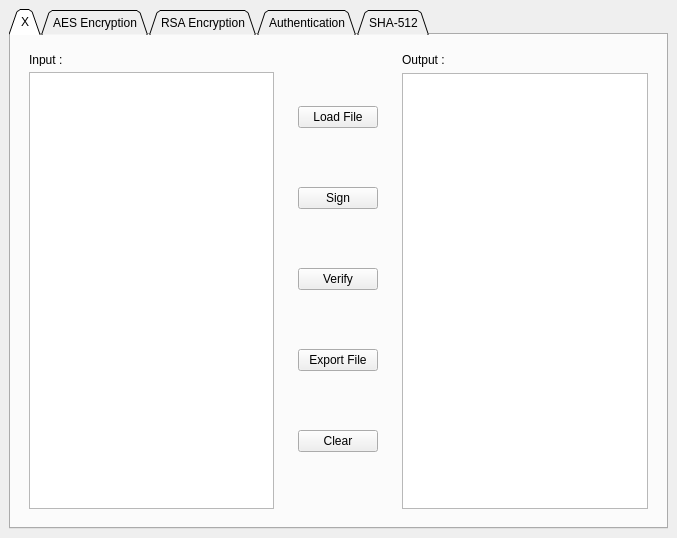
MostafaMonged/Computer_Security_Project, file src/GUI.ui: the form before one commit.
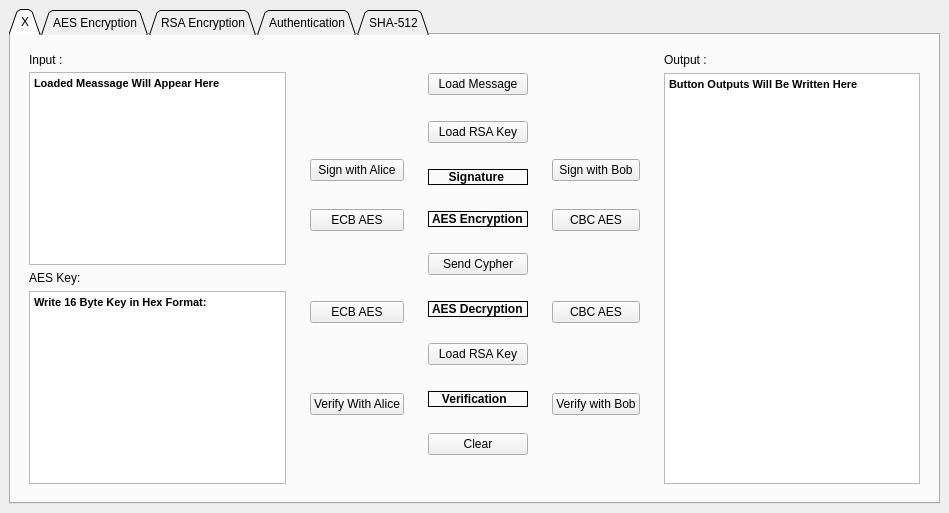
The form after the commit. The open tabs and pages were chosen to show the change.

```diff
--- a/src/GUI.ui
+++ b/src/GUI.ui
@@ -6,17 +6,35 @@
    <rect>
     <x>0</x>
     <y>0</y>
-    <width>677</width>
-    <height>538</height>
+    <width>949</width>
+    <height>510</height>
    </rect>
   </property>
+  <property name="sizePolicy">
+   <sizepolicy hsizetype="Expanding" vsizetype="Expanding">
+    <horstretch>0</horstretch>
+    <verstretch>0</verstretch>
+   </sizepolicy>
+  </property>
   <property name="windowTitle">
    <string>MainWindow</string>
   </property>
   <widget class="QWidget" name="centralwidget">
-   <layout class="QVBoxLayout" name="verticalLayout_8">
-    <item>
+   <property name="sizePolicy">
+    <sizepolicy hsizetype="MinimumExpanding" vsizetype="MinimumExpanding">
+     <horstretch>0</horstretch>
+     <verstretch>0</verstretch>
+    </sizepolicy>
+   </property>
+   <layout class="QGridLayout" name="gridLayout">
+    <item row="0" column="0">
      <widget class="QTabWidget" name="Tab_Widget">
+      <property name="sizePolicy">
+       <sizepolicy hsizetype="Expanding" vsizetype="Expanding">
+        <horstretch>0</horstretch>
+        <verstretch>0</verstretch>
+       </sizepolicy>
+      </property>
       <property name="tabPosition">
        <enum>QTabWidget::North</enum>
       </property>
@@ -69,48 +87,390 @@
 &lt;html&gt;&lt;head&gt;&lt;meta name=&quot;qrichtext&quot; content=&quot;1&quot; /&gt;&lt;style type=&quot;text/css&quot;&gt;
 p, li { white-space: pre-wrap; }
 &lt;/style&gt;&lt;/head&gt;&lt;body style=&quot; font-family:'MS Shell Dlg 2'; font-size:8.25pt; font-weight:400; font-style:normal;&quot;&gt;
-&lt;p style=&quot; margin-top:0px; margin-bottom:0px; margin-left:0px; margin-right:0px; -qt-block-indent:0; text-indent:0px;&quot;&gt;                                                            &lt;/p&gt;
+&lt;p style=&quot; margin-top:0px; margin-bottom:0px; margin-left:0px; margin-right:0px; -qt-block-indent:0; text-indent:0px;&quot;&gt;&lt;span style=&quot; font-weight:600;&quot;&gt;Loaded Meassage Will Appear Here&lt;/span&gt;                                                   &lt;/p&gt;
 &lt;p style=&quot; margin-top:0px; margin-bottom:0px; margin-left:0px; margin-right:0px; -qt-block-indent:0; text-indent:0px;&quot;&gt;                                                            &lt;/p&gt;
 &lt;p style=&quot;-qt-paragraph-type:empty; margin-top:0px; margin-bottom:0px; margin-left:0px; margin-right:0px; -qt-block-indent:0; text-indent:0px;&quot;&gt;&lt;br /&gt;&lt;/p&gt;&lt;/body&gt;&lt;/html&gt;</string>
              </property>
             </widget>
            </item>
+           <item>
+            <widget class="QLabel" name="label_2">
+             <property name="text">
+              <string>AES Key:</string>
+             </property>
+            </widget>
+           </item>
+           <item>
+            <widget class="QTextEdit" name="textEdit_7">
+             <property name="html">
+              <string>&lt;!DOCTYPE HTML PUBLIC &quot;-//W3C//DTD HTML 4.0//EN&quot; &quot;http://www.w3.org/TR/REC-html40/strict.dtd&quot;&gt;
+&lt;html&gt;&lt;head&gt;&lt;meta name=&quot;qrichtext&quot; content=&quot;1&quot; /&gt;&lt;style type=&quot;text/css&quot;&gt;
+p, li { white-space: pre-wrap; }
+&lt;/style&gt;&lt;/head&gt;&lt;body style=&quot; font-family:'MS Shell Dlg 2'; font-size:8.25pt; font-weight:400; font-style:normal;&quot;&gt;
+&lt;p style=&quot; margin-top:0px; margin-bottom:0px; margin-left:0px; margin-right:0px; -qt-block-indent:0; text-indent:0px;&quot;&gt;&lt;span style=&quot; font-weight:600;&quot;&gt;Write 16 Byte Key in Hex Format:&lt;/span&gt;&lt;/p&gt;&lt;/body&gt;&lt;/html&gt;</string>
+             </property>
+            </widget>
+           </item>
+          </layout>
+         </widget>
+        </item>
+        <item>
+         <widget class="QWidget" name="widget_3" native="true">
+          <property name="acceptDrops">
+           <bool>true</bool>
+          </property>
+          <layout class="QVBoxLayout" name="verticalLayout_6">
+           <item>
+            <widget class="QPushButton" name="pushButton_4">
+             <property name="enabled">
+              <bool>false</bool>
+             </property>
+             <property name="styleSheet">
+              <string notr="true">QPushButton {
+    color: rgba(0, 0, 0, 0);
+    background-color: rgba(0, 0, 0, 0);
+    border: 0px;
+}
+</string>
+             </property>
+             <property name="text">
+              <string>PushButton</string>
+             </property>
+            </widget>
+           </item>
+           <item>
+            <widget class="QPushButton" name="pushButton_14">
+             <property name="enabled">
+              <bool>false</bool>
+             </property>
+             <property name="styleSheet">
+              <string notr="true">QPushButton {
+    color: rgba(0, 0, 0, 0);
+    background-color: rgba(0, 0, 0, 0);
+    border: 0px;
+}
+</string>
+             </property>
+             <property name="text">
+              <string>PushButton</string>
+             </property>
+            </widget>
+           </item>
+           <item>
+            <widget class="QPushButton" name="pushButton_10">
+             <property name="text">
+              <string>Sign with Alice</string>
+             </property>
+            </widget>
+           </item>
+           <item>
+            <widget class="QPushButton" name="pushButton_12">
+             <property name="text">
+              <string>ECB AES</string>
+             </property>
+            </widget>
+           </item>
+           <item>
+            <widget class="QPushButton" name="pushButton_2">
+             <property name="enabled">
+              <bool>false</bool>
+             </property>
+             <property name="styleSheet">
+              <string notr="true">QPushButton {
+    color: rgba(0, 0, 0, 0);
+    background-color: rgba(0, 0, 0, 0);
+    border: 0px;
+}
+</string>
+             </property>
+             <property name="text">
+              <string>PushButton</string>
+             </property>
+            </widget>
+           </item>
+           <item>
+            <widget class="QPushButton" name="pushButton_21">
+             <property name="text">
+              <string>ECB AES</string>
+             </property>
+            </widget>
+           </item>
+           <item>
+            <widget class="QPushButton" name="pushButton_24">
+             <property name="enabled">
+              <bool>false</bool>
+             </property>
+             <property name="styleSheet">
+              <string notr="true">QPushButton {
+    color: rgba(0, 0, 0, 0);
+    background-color: rgba(0, 0, 0, 0);
+    border: 0px;
+}
+</string>
+             </property>
+             <property name="text">
+              <string>PushButton</string>
+             </property>
+            </widget>
+           </item>
+           <item>
+            <widget class="QPushButton" name="pushButton_19">
+             <property name="text">
+              <string>Verify With Alice</string>
+             </property>
+            </widget>
+           </item>
+           <item>
+            <widget class="QPushButton" name="pushButton_11">
+             <property name="enabled">
+              <bool>false</bool>
+             </property>
+             <property name="styleSheet">
+              <string notr="true">QPushButton {
+    color: rgba(0, 0, 0, 0);
+    background-color: rgba(0, 0, 0, 0);
+    border: 0px;
+}
+</string>
+             </property>
+             <property name="text">
+              <string>PushButton</string>
+             </property>
+            </widget>
+           </item>
           </layout>
          </widget>
         </item>
         <item>
          <widget class="QWidget" name="Buttons_Widget" native="true">
-          <layout class="QVBoxLayout" name="verticalLayout">
+          <layout class="QVBoxLayout" name="verticalLayout_4">
            <item>
-            <widget class="QPushButton" name="Load_File_Certificate">
+            <widget class="QPushButton" name="LOAD_MSG">
              <property name="text">
-              <string>Load File</string>
+              <string>Load Message</string>
              </property>
             </widget>
            </item>
            <item>
-            <widget class="QPushButton" name="SignRSA">
+            <widget class="QPushButton" name="pushButton_5">
+             <property name="sizePolicy">
+              <sizepolicy hsizetype="Minimum" vsizetype="Fixed">
+               <horstretch>0</horstretch>
+               <verstretch>10</verstretch>
+              </sizepolicy>
+             </property>
              <property name="text">
-              <string>Sign</string>
+              <string>Load RSA Key</string>
              </property>
             </widget>
            </item>
            <item>
-            <widget class="QPushButton" name="VerifyRSA">
+            <widget class="QLabel" name="label_5">
+             <property name="enabled">
+              <bool>true</bool>
+             </property>
+             <property name="sizePolicy">
+              <sizepolicy hsizetype="Minimum" vsizetype="Fixed">
+               <horstretch>0</horstretch>
+               <verstretch>0</verstretch>
+              </sizepolicy>
+             </property>
+             <property name="sizeIncrement">
+              <size>
+               <width>0</width>
+               <height>40</height>
+              </size>
+             </property>
+             <property name="baseSize">
+              <size>
+               <width>0</width>
+               <height>40</height>
+              </size>
+             </property>
+             <property name="font">
+              <font>
+               <pointsize>9</pointsize>
+               <weight>75</weight>
+               <bold>true</bold>
+              </font>
+             </property>
+             <property name="acceptDrops">
+              <bool>false</bool>
+             </property>
+             <property name="styleSheet">
+              <string notr="true"/>
+             </property>
+             <property name="frameShape">
+              <enum>QFrame::Box</enum>
+             </property>
              <property name="text">
-              <string>Verify</string>
+              <string>     Signature</string>
              </property>
             </widget>
            </item>
            <item>
-            <widget class="QPushButton" name="Export_File_Certificate">
+            <widget class="QLabel" name="label_3">
+             <property name="enabled">
+              <bool>true</bool>
+             </property>
+             <property name="sizePolicy">
+              <sizepolicy hsizetype="Fixed" vsizetype="Fixed">
+               <horstretch>0</horstretch>
+               <verstretch>0</verstretch>
+              </sizepolicy>
+             </property>
+             <property name="sizeIncrement">
+              <size>
+               <width>0</width>
+               <height>40</height>
+              </size>
+             </property>
+             <property name="baseSize">
+              <size>
+               <width>0</width>
+               <height>40</height>
+              </size>
+             </property>
+             <property name="font">
+              <font>
+               <pointsize>9</pointsize>
+               <weight>75</weight>
+               <bold>true</bold>
+              </font>
+             </property>
+             <property name="acceptDrops">
+              <bool>false</bool>
+             </property>
+             <property name="styleSheet">
+              <string notr="true"/>
+             </property>
+             <property name="frameShape">
+              <enum>QFrame::Box</enum>
+             </property>
              <property name="text">
-              <string>Export File</string>
+              <string>AES Encryption</string>
+             </property>
+            </widget>
+           </item>
+           <item>
+            <widget class="QPushButton" name="pushButton_3">
+             <property name="text">
+              <string>Send Cypher</string>
+             </property>
+            </widget>
+           </item>
+           <item>
+            <widget class="QLabel" name="label_4">
+             <property name="enabled">
+              <bool>true</bool>
+             </property>
+             <property name="sizePolicy">
+              <sizepolicy hsizetype="Fixed" vsizetype="Fixed">
+               <horstretch>0</horstretch>
+               <verstretch>0</verstretch>
+              </sizepolicy>
+             </property>
+             <property name="sizeIncrement">
+              <size>
+               <width>0</width>
+               <height>40</height>
+              </size>
+             </property>
+             <property name="baseSize">
+              <size>
+               <width>0</width>
+               <height>40</height>
+              </size>
+             </property>
+             <property name="font">
+              <font>
+               <pointsize>9</pointsize>
+               <weight>75</weight>
+               <bold>true</bold>
+              </font>
+             </property>
+             <property name="acceptDrops">
+              <bool>false</bool>
+             </property>
+             <property name="styleSheet">
+              <string notr="true"/>
+             </property>
+             <property name="frameShape">
+              <enum>QFrame::Box</enum>
+             </property>
+             <property name="text">
+              <string>AES Decryption</string>
+             </property>
+            </widget>
+           </item>
+           <item>
+            <widget class="QPushButton" name="pushButton_23">
+             <property name="sizePolicy">
+              <sizepolicy hsizetype="Minimum" vsizetype="Fixed">
+               <horstretch>0</horstretch>
+               <verstretch>10</verstretch>
+              </sizepolicy>
+             </property>
+             <property name="text">
+              <string>Load RSA Key</string>
+             </property>
+            </widget>
+           </item>
+           <item>
+            <widget class="QLabel" name="label_6">
+             <property name="enabled">
+              <bool>true</bool>
+             </property>
+             <property name="sizePolicy">
+              <sizepolicy hsizetype="Minimum" vsizetype="Fixed">
+               <horstretch>0</horstretch>
+               <verstretch>0</verstretch>
+              </sizepolicy>
+             </property>
+             <property name="sizeIncrement">
+              <size>
+               <width>0</width>
+               <height>40</height>
+              </size>
+             </property>
+             <property name="baseSize">
+              <size>
+               <width>0</width>
+               <height>40</height>
+              </size>
+             </property>
+             <property name="font">
+              <font>
+               <pointsize>9</pointsize>
+               <weight>75</weight>
+               <bold>true</bold>
+              </font>
+             </property>
+             <property name="acceptDrops">
+              <bool>false</bool>
+             </property>
+             <property name="styleSheet">
+              <string notr="true"/>
+             </property>
+             <property name="frameShape">
+              <enum>QFrame::Box</enum>
+             </property>
+             <property name="text">
+              <string>   Verification</string>
              </property>
             </widget>
            </item>
            <item>
             <widget class="QPushButton" name="Clear_Certificate">
+             <property name="cursor">
+              <cursorShape>ArrowCursor</cursorShape>
+             </property>
+             <property name="styleSheet">
+              <string notr="true">QPushButton {
+    visibility: hidden;
+}
+</string>
+             </property>
              <property name="text">
               <string>Clear</string>
              </property>
@@ -119,6 +479,133 @@
           </layout>
          </widget>
         </item>
+        <item>
+         <widget class="QWidget" name="widget" native="true">
+          <property name="acceptDrops">
+           <bool>true</bool>
+          </property>
+          <layout class="QVBoxLayout" name="verticalLayout_5">
+           <item>
+            <widget class="QPushButton" name="pushButton_13">
+             <property name="enabled">
+              <bool>false</bool>
+             </property>
+             <property name="styleSheet">
+              <string notr="true">QPushButton {
+    color: rgba(0, 0, 0, 0);
+    background-color: rgba(0, 0, 0, 0);
+    border: 0px;
+}
+</string>
+             </property>
+             <property name="text">
+              <string>PushButton</string>
+             </property>
+            </widget>
+           </item>
+           <item>
+            <widget class="QPushButton" name="pushButton_18">
+             <property name="enabled">
+              <bool>false</bool>
+             </property>
+             <property name="styleSheet">
+              <string notr="true">QPushButton {
+    color: rgba(0, 0, 0, 0);
+    background-color: rgba(0, 0, 0, 0);
+    border: 0px;
+}
+</string>
+             </property>
+             <property name="text">
+              <string>PushButton</string>
+             </property>
+            </widget>
+           </item>
+           <item>
+            <widget class="QPushButton" name="pushButton_15">
+             <property name="text">
+              <string>Sign with Bob</string>
+             </property>
+            </widget>
+           </item>
+           <item>
+            <widget class="QPushButton" name="pushButton_17">
+             <property name="text">
+              <string>CBC AES</string>
+             </property>
+            </widget>
+           </item>
+           <item>
+            <widget class="QPushButton" name="pushButton_16">
+             <property name="enabled">
+              <bool>false</bool>
+             </property>
+             <property name="styleSheet">
+              <string notr="true">QPushButton {
+    color: rgba(0, 0, 0, 0);
+    background-color: rgba(0, 0, 0, 0);
+    border: 0px;
+}
+</string>
+             </property>
+             <property name="text">
+              <string>PushButton</string>
+             </property>
+            </widget>
+           </item>
+           <item>
+            <widget class="QPushButton" name="pushButton_22">
+             <property name="text">
+              <string>CBC AES</string>
+             </property>
+            </widget>
+           </item>
+           <item>
+            <widget class="QPushButton" name="pushButton_25">
+             <property name="enabled">
+              <bool>false</bool>
+             </property>
+             <property name="styleSheet">
+              <string notr="true">QPushButton {
+    color: rgba(0, 0, 0, 0);
+    background-color: rgba(0, 0, 0, 0);
+    border: 0px;
+}
+</string>
+             </property>
+             <property name="text">
+              <string>PushButton</string>
+             </property>
+            </widget>
+           </item>
+           <item>
+            <widget class="QPushButton" name="pushButton_20">
+             <property name="text">
+              <string>Verify with Bob</string>
+             </property>
+            </widget>
+           </item>
+           <item>
+            <widget class="QPushButton" name="pushButton_6">
+             <property name="enabled">
+              <bool>false</bool>
+             </property>
+             <property name="styleSheet">
+              <string notr="true">QPushButton {
+    color: rgba(0, 0, 0, 0);
+    background-color: rgba(0, 0, 0, 0);
+    border: 0px;
+}
+</string>
+             </property>
+             <property name="text">
+              <string>Load RSA Key</string>
+             </property>
+            </widget>
+           </item>
+          </layout>
+         </widget>
+        </item>
         <item>
          <widget class="QWidget" name="Output_Widget" native="true">
           <layout class="QVBoxLayout" name="verticalLayout_2">
@@ -130,7 +617,15 @@
             </widget>
            </item>
            <item>
-            <widget class="QTextEdit" name="textEdit_6"/>
+            <widget class="QTextEdit" name="textEdit_6">
+             <property name="html">
+              <string>&lt;!DOCTYPE HTML PUBLIC &quot;-//W3C//DTD HTML 4.0//EN&quot; &quot;http://www.w3.org/TR/REC-html40/strict.dtd&quot;&gt;
+&lt;html&gt;&lt;head&gt;&lt;meta name=&quot;qrichtext&quot; content=&quot;1&quot; /&gt;&lt;style type=&quot;text/css&quot;&gt;
+p, li { white-space: pre-wrap; }
+&lt;/style&gt;&lt;/head&gt;&lt;body style=&quot; font-family:'MS Shell Dlg 2'; font-size:8.25pt; font-weight:400; font-style:normal;&quot;&gt;
+&lt;p style=&quot; margin-top:0px; margin-bottom:0px; margin-left:0px; margin-right:0px; -qt-block-indent:0; text-indent:0px;&quot;&gt;&lt;span style=&quot; font-weight:600;&quot;&gt;Button Outputs Will Be Written Here&lt;/span&gt;&lt;/p&gt;&lt;/body&gt;&lt;/html&gt;</string>
+             </property>
+            </widget>
            </item>
           </layout>
          </widget>
@@ -370,6 +865,29 @@
           </layout>
          </widget>
         </item>
+        <item>
+         <widget class="QWidget" name="widget_4" native="true">
+          <property name="acceptDrops">
+           <bool>true</bool>
+          </property>
+          <layout class="QVBoxLayout" name="verticalLayout_8">
+           <item>
+            <widget class="QPushButton" name="pushButton_7">
+             <property name="text">
+              <string>Encrypt with Bob</string>
+             </property>
+            </widget>
+           </item>
+           <item>
+            <widget class="QPushButton" name="pushButton">
+             <property name="text">
+              <string>Decrypt with Bob</string>
+             </property>
+            </widget>
+           </item>
+          </layout>
+         </widget>
+        </item>
         <item>
          <widget class="QWidget" name="Output_Widget" native="true">
           <layout class="QVBoxLayout" name="verticalLayout_2">
@@ -442,6 +960,20 @@
              </property>
             </widget>
            </item>
+           <item>
+            <widget class="QPushButton" name="Export_File_Certificate">
+             <property name="text">
+              <string>Send Cypher</string>
+             </property>
+            </widget>
+           </item>
+           <item>
+            <widget class="QPushButton" name="pushButton_8">
+             <property name="text">
+              <string>Load RSA Key</string>
+             </property>
+            </widget>
+           </item>
            <item>
             <widget class="QPushButton" name="VerifyRSA">
              <property name="text">
```
Left out of the diff: 382 changed lines with no effect on the pictures.
